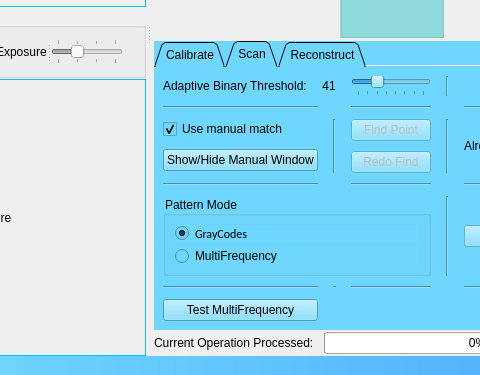
Above: Duke/mainwindow.ui from DrawZeroPoint/Structure-Light-Reconstructor before the change; both pictures show x 166 to 646 and y 341 to 716 of the 1115 by 716 pixel window. Below: the same form after it.
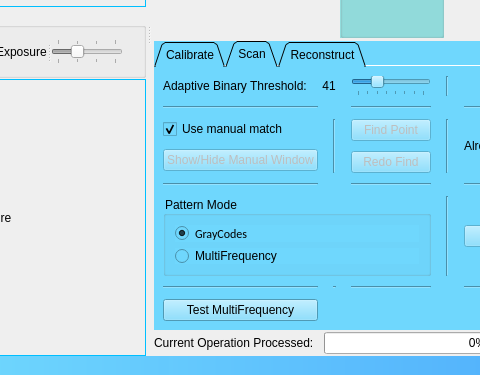
That is the form after the change. Icons and pictures are not drawn.

Commit message: Bug Fixed and Interface Refined

```diff
--- a/Duke/mainwindow.ui
+++ b/Duke/mainwindow.ui
@@ -735,6 +735,9 @@
              </item>
              <item>
               <widget class="QPushButton" name="manualWindow">
+               <property name="enabled">
+                <bool>false</bool>
+               </property>
                <property name="text">
                 <string>Show/Hide Manual Window</string>
                </property>
```
The commit also changes 6 other files.
